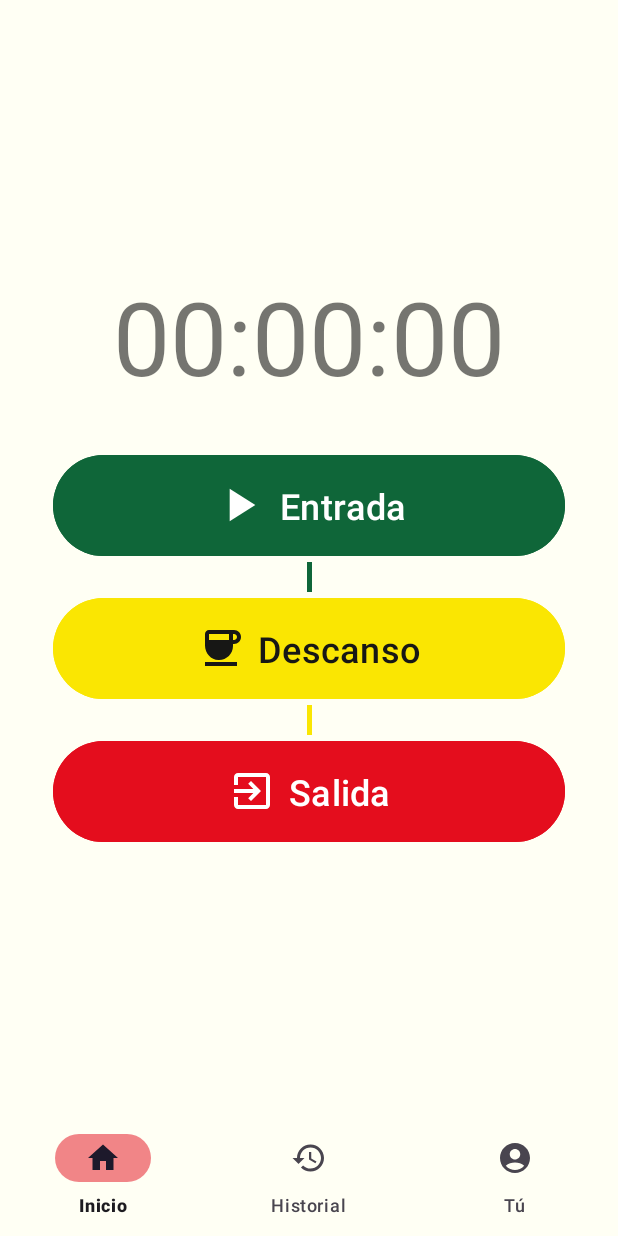
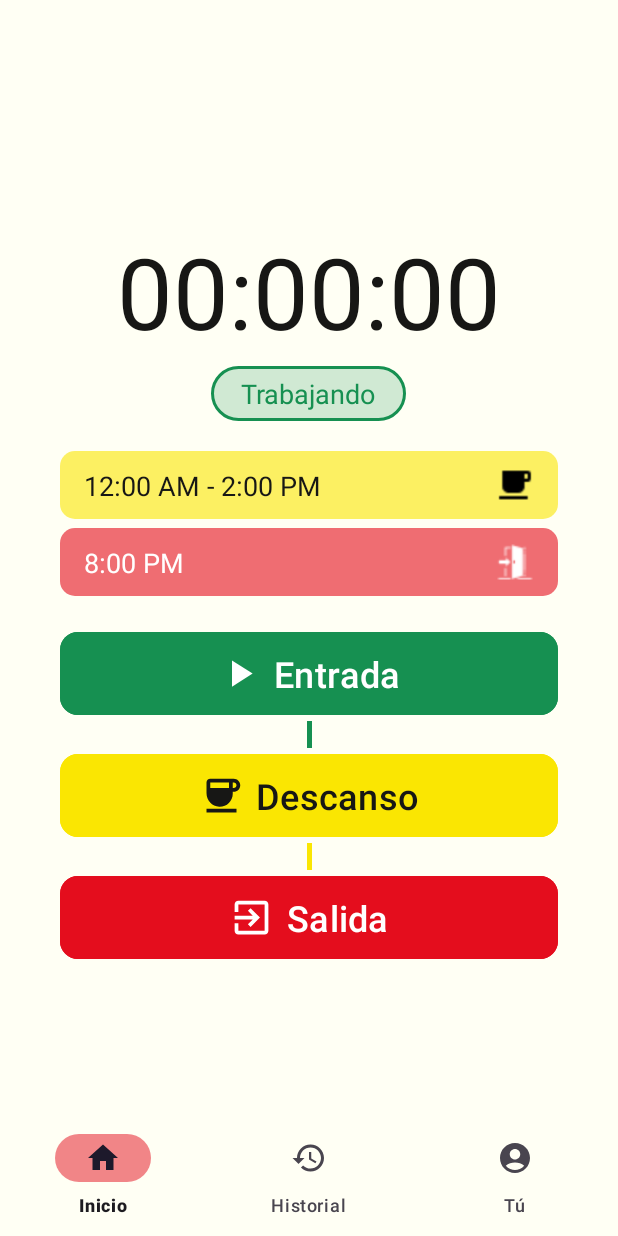
Before and after one commit to JasonCrk/TinkaWork, an Android app: the HomeScreenFragment screen opened through its navigation route, on a phone screen of 412 x 824 dp. Run offline under Robolectric (Android 15) with nearby library versions, the phone set to English and light mode, and no system bars; our stand-ins replace navigation-ui.

Commit message:
feat: Update home view

```diff
--- /dev/null
+++ b/app/src/main/res/drawable/bg_break_time_register.xml
@@ -0,0 +1,5 @@
+<?xml version="1.0" encoding="utf-8"?>
+<shape xmlns:android="http://schemas.android.com/apk/res/android">
+    <solid android:color="@color/yellow_60_opacity" />
+    <corners android:radius="10dp" />
+</shape>
--- /dev/null
+++ b/app/src/main/res/drawable/bg_exit_time_register.xml
@@ -0,0 +1,5 @@
+<?xml version="1.0" encoding="utf-8"?>
+<shape xmlns:android="http://schemas.android.com/apk/res/android">
+    <solid android:color="@color/red_60_opacity" />
+    <corners android:radius="10dp" />
+</shape>
--- /dev/null
+++ b/app/src/main/res/drawable/bg_working_state_break.xml
@@ -0,0 +1,6 @@
+<?xml version="1.0" encoding="utf-8"?>
+<shape xmlns:android="http://schemas.android.com/apk/res/android">
+    <solid android:color="@color/yellow_20_opacity" />
+    <stroke android:color="@color/yellow_dark" android:width="2dp" />
+    <corners android:radius="30dp" />
+</shape>
--- /dev/null
+++ b/app/src/main/res/drawable/bg_working_state_exit.xml
@@ -0,0 +1,6 @@
+<?xml version="1.0" encoding="utf-8"?>
+<shape xmlns:android="http://schemas.android.com/apk/res/android">
+    <solid android:color="@color/red_20_opacity" />
+    <stroke android:color="@color/red" android:width="2dp" />
+    <corners android:radius="30dp" />
+</shape>
--- /dev/null
+++ b/app/src/main/res/drawable/bg_working_state_working.xml
@@ -0,0 +1,6 @@
+<?xml version="1.0" encoding="utf-8"?>
+<shape xmlns:android="http://schemas.android.com/apk/res/android">
+    <solid android:color="@color/green_20_opacity" />
+    <stroke android:color="@color/green" android:width="2dp" />
+    <corners android:radius="30dp" />
+</shape>
--- a/app/src/main/res/layout/fragment_home_screen.xml
+++ b/app/src/main/res/layout/fragment_home_screen.xml
@@ -1,120 +1,188 @@
 <?xml version="1.0" encoding="utf-8"?>
-<androidx.constraintlayout.widget.ConstraintLayout
+<LinearLayout
     xmlns:android="http://schemas.android.com/apk/res/android"
     xmlns:tools="http://schemas.android.com/tools"
     xmlns:app="http://schemas.android.com/apk/res-auto"
     android:layout_width="match_parent"
     android:layout_height="match_parent"
-    android:layout_gravity="center"
+    android:paddingHorizontal="40dp"
+    android:layout_marginBottom="30dp"
+    android:orientation="vertical"
+    android:gravity="center"
     tools:context=".shared.ui.screens.HomeScreenFragment">
 
-    <LinearLayout
-        android:orientation="vertical"
-        android:id="@+id/mainOptions"
+    <TextView
         app:layout_constraintTop_toTopOf="parent"
+        android:id="@+id/workTimer"
+        android:layout_width="match_parent"
+        android:layout_height="wrap_content"
+        android:textAlignment="center"
+        android:textSize="66sp"
+        android:layout_marginBottom="6dp"
+        android:textColor="?attr/colorPrimary"
+        android:text="@string/workTimer" />
+
+    <TextView
+        android:id="@+id/workingState"
+        android:text="@string/working_state_working"
+        android:textColor="@color/green"
+        android:textSize="18sp"
+        android:layout_width="wrap_content"
+        android:paddingHorizontal="20dp"
+        android:paddingVertical="6dp"
+        android:textAlignment="center"
+        android:layout_marginBottom="20dp"
+        android:background="@drawable/bg_working_state_working"
+        android:layout_height="wrap_content" />
+
+    <androidx.constraintlayout.widget.ConstraintLayout
+        android:id="@+id/breakTimeRegister"
+        android:layout_width="match_parent"
+        android:layout_height="wrap_content"
+        android:layout_marginBottom="6dp"
+        android:background="@drawable/bg_break_time_register"
+        android:paddingHorizontal="16dp"
+        android:paddingVertical="10dp">
+
+        <TextView
+            android:layout_width="wrap_content"
+            android:layout_height="wrap_content"
+            android:text="12:00 AM - 2:00 PM"
+            android:textColor="?attr/colorPrimary"
+            android:textSize="18sp"
             app:layout_constraintBottom_toBottomOf="parent"
             app:layout_constraintStart_toStartOf="parent"
+            app:layout_constraintTop_toTopOf="parent"
+            app:layout_constraintVertical_bias="1.0" />
+
+        <ImageView
+            android:layout_width="25dp"
+            android:layout_height="25dp"
+            android:contentDescription="Break icon"
+            android:src="@drawable/ic_cofee"
+            app:layout_constraintBottom_toBottomOf="parent"
             app:layout_constraintEnd_toEndOf="parent"
-        android:layout_marginHorizontal="35dp"
-        android:layout_marginBottom="80dp"
+            app:layout_constraintTop_toTopOf="parent"
+            tools:ignore="HardcodedText" />
+    </androidx.constraintlayout.widget.ConstraintLayout>
+
+    <androidx.constraintlayout.widget.ConstraintLayout
+        android:id="@+id/exitTimeRegister"
+        android:layout_width="match_parent"
+        android:layout_height="wrap_content"
+        android:background="@drawable/bg_exit_time_register"
+        android:paddingHorizontal="16dp"
+        android:paddingVertical="10dp">
+
+        <TextView
+            android:layout_width="wrap_content"
+            android:layout_height="wrap_content"
+            android:text="8:00 PM"
+            android:textColor="@color/white"
+            android:textSize="18sp"
+            app:layout_constraintBottom_toBottomOf="parent"
+            app:layout_constraintStart_toStartOf="parent"
+            app:layout_constraintTop_toTopOf="parent" />
+
+        <ImageView
+            android:layout_width="25dp"
+            android:layout_height="25dp"
+            android:contentDescription="Break icon"
+            android:src="@drawable/ic_exit"
+            app:layout_constraintBottom_toBottomOf="parent"
+            app:layout_constraintEnd_toEndOf="parent"
+            app:layout_constraintTop_toTopOf="parent"
+            tools:ignore="HardcodedText" />
+    </androidx.constraintlayout.widget.ConstraintLayout>
+
+    <androidx.constraintlayout.widget.ConstraintLayout
+        android:layout_marginTop="20dp"
+        android:id="@+id/entryButtonContainer"
         android:layout_width="match_parent"
         android:layout_height="wrap_content">
 
-        <TextView
-            android:id="@+id/timeStopwatch"
-            android:layout_width="match_parent"
-            android:layout_height="wrap_content"
-            android:textAlignment="center"
-            android:textSize="68sp"
-            android:text="00:00:00"
-            android:layout_marginBottom="30dp"
-            android:theme="@style/Theme.AppCompat.DayNight"
-            tools:ignore="HardcodedText" />
-
-        <androidx.constraintlayout.widget.ConstraintLayout
-            android:layout_width="match_parent"
-            android:layout_height="wrap_content">
-
-            <Button
+        <com.google.android.material.button.MaterialButton
             app:layout_constraintTop_toTopOf="parent"
             app:layout_constraintStart_toStartOf="parent"
             app:layout_constraintEnd_toEndOf="parent"
             android:id="@+id/entryButton"
-                android:text="Entrada"
+            android:text="@string/entryButton"
+            app:cornerRadius="12dp"
             android:textSize="24sp"
             android:layout_width="match_parent"
-                android:layout_height="75dp"
+            android:layout_height="63dp"
             android:textColor="@color/white"
             android:backgroundTint="@color/green"
             app:icon="@drawable/ic_baseline_play_arrow_24"
             app:iconGravity="textStart"
             android:gravity="center"
             app:iconTint="@color/white"
-                app:iconSize="37dp"
-                tools:ignore="HardcodedText" />
+            app:iconSize="30dp" />
 
         <View
             android:id="@+id/divider2"
-                app:layout_constraintTop_toBottomOf="@id/entryButton"
-                app:layout_constraintEnd_toEndOf="parent"
-                app:layout_constraintStart_toStartOf="parent"
             android:layout_width="3dp"
-                android:layout_height="20dp"
+            android:layout_height="18dp"
+            android:layout_gravity="center_horizontal"
+            android:background="?android:attr/listDivider"
             android:backgroundTint="@color/green"
             android:backgroundTintMode="screen"
-                android:layout_gravity="center_horizontal"
-                android:background="?android:attr/listDivider" />
+            app:layout_constraintEnd_toEndOf="@id/entryButton"
+            app:layout_constraintHorizontal_bias="0.501"
+            app:layout_constraintStart_toStartOf="@id/entryButton"
+            app:layout_constraintTop_toBottomOf="@id/entryButton" />
     </androidx.constraintlayout.widget.ConstraintLayout>
 
     <androidx.constraintlayout.widget.ConstraintLayout
+        android:id="@+id/breakButtonContainer"
         android:layout_width="match_parent"
         android:layout_height="wrap_content">
 
-            <Button
+        <com.google.android.material.button.MaterialButton
             android:id="@+id/breakButton"
             app:layout_constraintTop_toTopOf="parent"
             app:layout_constraintStart_toStartOf="parent"
             app:layout_constraintEnd_toEndOf="parent"
-                android:text="Descanso"
+            app:cornerRadius="12dp"
+            android:text="@string/breakButton"
             android:textSize="24sp"
             android:layout_width="match_parent"
-                android:layout_height="75dp"
+            android:layout_height="63dp"
             android:backgroundTint="@color/yellow"
             android:textColor="@color/black"
             app:icon="@drawable/ic_baseline_coffee_24"
             android:layout_gravity="center"
             app:iconGravity="textStart"
-                app:iconSize="32dp"
-                app:iconTint="@color/black"
-                tools:ignore="HardcodedText" />
+            app:iconSize="30dp"
+            app:iconTint="@color/black" />
 
         <View
             android:id="@+id/divider3"
+            app:layout_constraintEnd_toEndOf="@id/breakButton"
+            app:layout_constraintStart_toStartOf="@id/breakButton"
             app:layout_constraintTop_toBottomOf="@id/breakButton"
-                app:layout_constraintEnd_toEndOf="parent"
-                app:layout_constraintStart_toStartOf="parent"
             android:layout_width="3dp"
-                android:layout_height="20dp"
+            android:layout_height="18dp"
             android:backgroundTint="@color/yellow"
             android:backgroundTintMode="screen"
             android:layout_gravity="center_horizontal"
             android:background="?android:attr/listDivider" />
     </androidx.constraintlayout.widget.ConstraintLayout>
 
-        <Button
+    <com.google.android.material.button.MaterialButton
+        app:layout_constraintTop_toBottomOf="@id/breakButtonContainer"
         android:id="@+id/exitButton"
-            android:text="Salida"
+        android:text="@string/exitButton"
         android:textSize="24sp"
         android:layout_width="match_parent"
-            android:layout_height="75dp"
+        android:layout_height="63dp"
+        app:cornerRadius="12dp"
         android:backgroundTint="@color/red"
         android:textColor="@color/white"
-            app:iconSize="32dp"
+        app:iconSize="30dp"
         app:iconTint="@color/white"
         app:icon="@drawable/ic_baseline_exit_to_app_24"
         android:layout_gravity="center"
-            app:iconGravity="textStart"
-            tools:ignore="HardcodedText" />
+        app:iconGravity="textStart" />
+
 </LinearLayout>
-
-</androidx.constraintlayout.widget.ConstraintLayout>
--- a/app/src/main/res/values/colors.xml
+++ b/app/src/main/res/values/colors.xml
@@ -2,14 +2,20 @@
 <resources>
     <color name="black">#171715</color>
     <color name="button_elevation_dark">#2E2E2B</color>
-    <color name="green">#0F6639</color>
+    <color name="green">#169051</color>
+    <color name="green_20_opacity">#33169051</color>
     <color name="lighter_green">#00C158</color>
     <color name="gray">#66665E</color>
     <color name="red">#E40D1D</color>
     <color name="white">#FFFFFFFF</color>
     <color name="yellow">#FAE602</color>
+    <color name="yellow_dark">#B4B40F</color>
+    <color name="yellow_20_opacity">#33FAE602</color>
+    <color name="yellow_60_opacity">#99FAE602</color>
     <color name="opacity_yellow">#80FAE602</color>
     <color name="opacity_red">#80E40D1D</color>
+    <color name="red_20_opacity">#33E40D1D</color>
+    <color name="red_60_opacity">#99E40D1D</color>
     <color name="background_light">#FFFFF4</color>
     <color name="button_elevation_white">#ECECDF</color>
     <color name="transparent">#00000000</color>
--- a/app/src/main/res/values/strings.xml
+++ b/app/src/main/res/values/strings.xml
@@ -1,3 +1,10 @@
 <resources>
     <string name="app_name">TinkaWork</string>
+    <string name="workTimer">00:00:00</string>
+    <string name="entryButton">Entrada</string>
+    <string name="breakButton">Descanso</string>
+    <string name="exitButton">Salida</string>
+    <string name="working_state_working">Trabajando</string>
+    <string name="working_state_exit">Trabajo concluido</string>
+    <string name="working_state_break">Descansando</string>
 </resources>
```
Also changed, not shown: app/src/main/res/drawable-night/ic_cofee.png (added), app/src/main/res/drawable/ic_cofee.png (added), app/src/main/res/drawable/ic_exit.png (added). Lines whose indentation alone changed are shown as unchanged.
